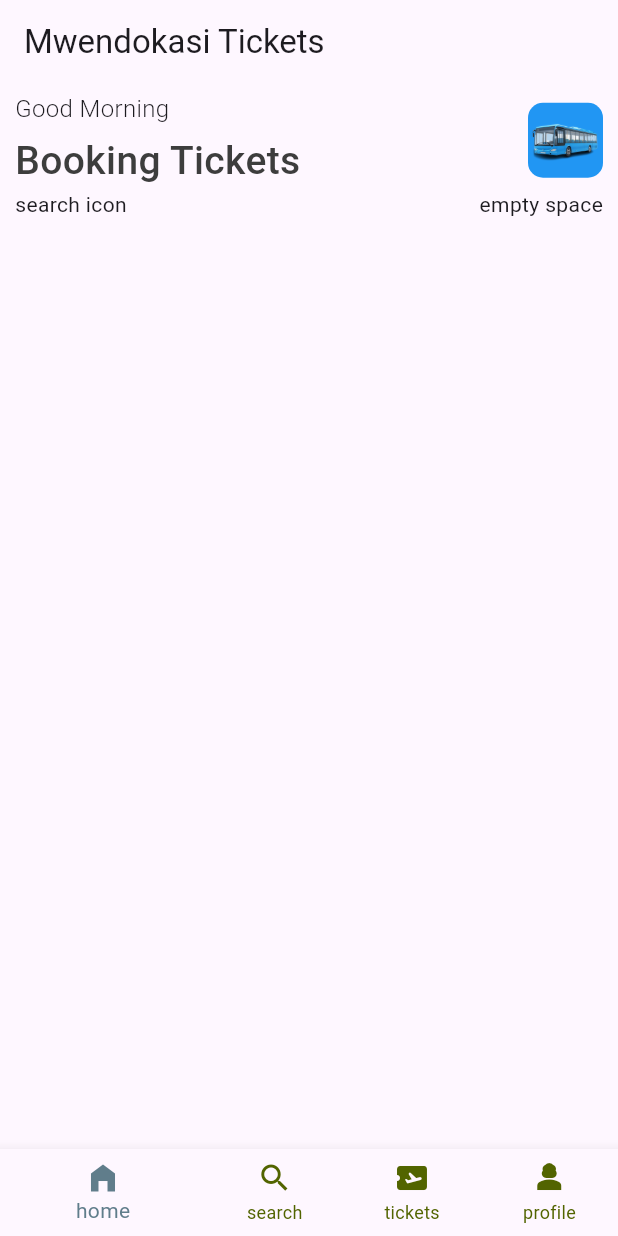
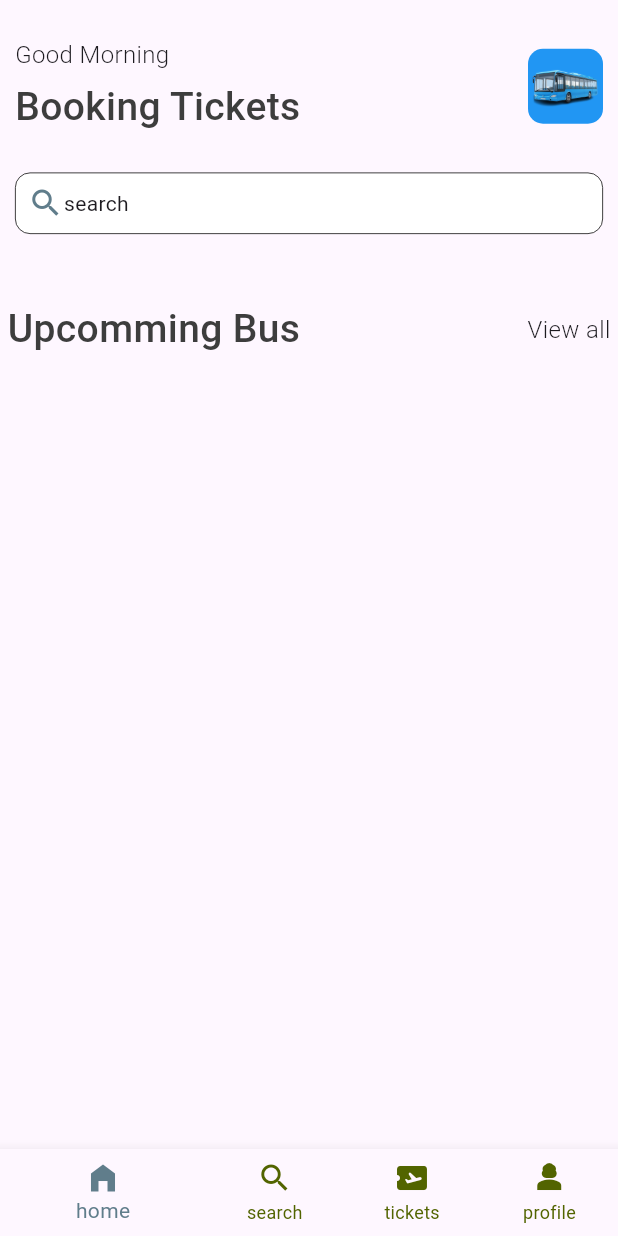
Before and after one commit to jiwenda/ticket_app, a Flutter app: the screen it shows after launch, on a phone screen of 412 x 824 dp. Run offline on Flutter 3.47's test engine with Material 3 defaults, Android fonts, the phone set to English and light mode, and no system bars.

Commit message:
third commit

```diff
--- a/lib/base/bottom_nav_bar.dart
+++ b/lib/base/bottom_nav_bar.dart
@@ -29,9 +29,9 @@ class _BottomNavBarState extends State<BottomNavBar> {
   @override
   Widget build(BuildContext context) {
     return Scaffold(
-      appBar: AppBar(
-        title: Text("Mwendokasi Tickets"),
-      ),
+      // appBar: AppBar(
+      //   title: Text("Mwendokasi Tickets"),
+      // ),
       body: Center(
         child: appScreen[selecterdItem],
       ),
--- /dev/null
+++ b/lib/base/res/media/app_media.dart
@@ -0,0 +1,4 @@
+class AppMedia {
+  static const baseImage = "assets/images";
+  static const logo = '$baseImage/log.png';
+}
--- a/lib/base/res/style/app_style.dart
+++ b/lib/base/res/style/app_style.dart
@@ -1,10 +1,12 @@
 import 'package:flutter/material.dart';
 
 Color primary = Color(0xFF687daf);
+Color secondary = Colors.blueGrey;
 
 class AppStyle {
   static Color primaryColor = primary;
   static Color textColor = Color(0xff3d3d3d);
+  static Color secondary1 = secondary;
 
   static TextStyle headingText1 =
       TextStyle(fontSize: 26, fontWeight: FontWeight.w500, color: textColor);
--- /dev/null
+++ b/lib/base/widgets/app_double_text.dart
@@ -0,0 +1,30 @@
+import 'package:flutter/material.dart';
+import 'package:ticket_app/base/res/style/app_style.dart';
+
+class AppDoubleText extends StatelessWidget {
+  const AppDoubleText(
+      {super.key, required this.bigText, required this.smallText});
+
+  final String bigText;
+  final String smallText;
+
+  @override
+  Widget build(BuildContext context) {
+    return Padding(
+      padding: const EdgeInsets.symmetric(horizontal: 5),
+      child: Row(
+        mainAxisAlignment: MainAxisAlignment.spaceBetween,
+        children: [
+          Text(
+            bigText,
+            style: AppStyle.headingText1,
+          ),
+          Text(
+            smallText,
+            style: AppStyle.headingText3,
+          )
+        ],
+      ),
+    );
+  }
+}
--- a/lib/screens/home_screen_page.dart
+++ b/lib/screens/home_screen_page.dart
@@ -1,5 +1,7 @@
 import 'package:flutter/material.dart';
+import 'package:ticket_app/base/res/media/app_media.dart';
 import 'package:ticket_app/base/res/style/app_style.dart';
+import 'package:ticket_app/base/widgets/app_double_text.dart';
 
 class HomeScreenPage extends StatelessWidget {
   const HomeScreenPage({super.key});
@@ -9,6 +11,9 @@ class HomeScreenPage extends StatelessWidget {
     return Scaffold(
       body: ListView(
         children: [
+          SizedBox(
+            height: 20,
+          ),
           Container(
             padding: EdgeInsets.symmetric(horizontal: 10, vertical: 5),
             child: Column(
@@ -33,23 +38,43 @@ class HomeScreenPage extends StatelessWidget {
                       width: 50,
                       height: 50,
                       decoration: BoxDecoration(
-                          image: DecorationImage(
-                              image: AssetImage("assets/images/log.png")),
+                          image:
+                              DecorationImage(image: AssetImage(AppMedia.logo)),
                           color: Colors.blue,
                           borderRadius: BorderRadius.circular(10)),
                     ),
                   ],
                 ),
-                Row(
-                  mainAxisAlignment: MainAxisAlignment.spaceBetween,
-                  children: [
-                    Text("search icon"),
-                    Text("empty space"),
-                  ],
+                SizedBox(
+                  height: 25,
+                ),
+                Container(
+                  padding: EdgeInsets.all(8),
+                  decoration: BoxDecoration(
+                      borderRadius: BorderRadius.circular(10),
+                      color: Colors.white,
+                      border: Border.all(width: 0.5)),
+                  child: Row(
+                    // mainAxisAlignment: MainAxisAlignment.spaceBetween,
+                    children: [
+                      Icon(
+                        Icons.search,
+                        color: AppStyle.secondary1,
+                      ),
+                      Text("search"),
+                    ],
+                  ),
                 ),
               ],
             ),
-          )
+          ),
+          SizedBox(
+            height: 40,
+          ),
+          AppDoubleText(
+            bigText: 'Upcomming Bus',
+            smallText: 'View all',
+          ),
         ],
       ),
     );
--- a/pubspec.yaml
+++ b/pubspec.yaml
@@ -63,7 +63,7 @@ flutter:
   #   - images/a_dot_burr.jpeg
   #   - images/a_dot_ham.jpeg
   assets:
-    - assets/images
+    - assets/images/
 
   # An image asset can refer to one or more resolution-specific "variants", see
   # https://flutter.dev/to/resolution-aware-images
```
